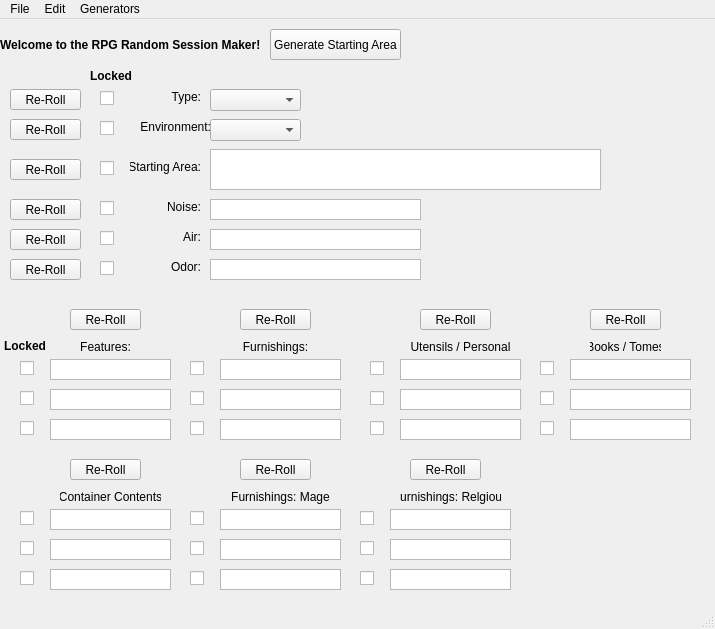
Tellusionist/RPGRandomSessionMaker, file RSMaker/QTemplates/RSM_Main.ui: the form before one commit.
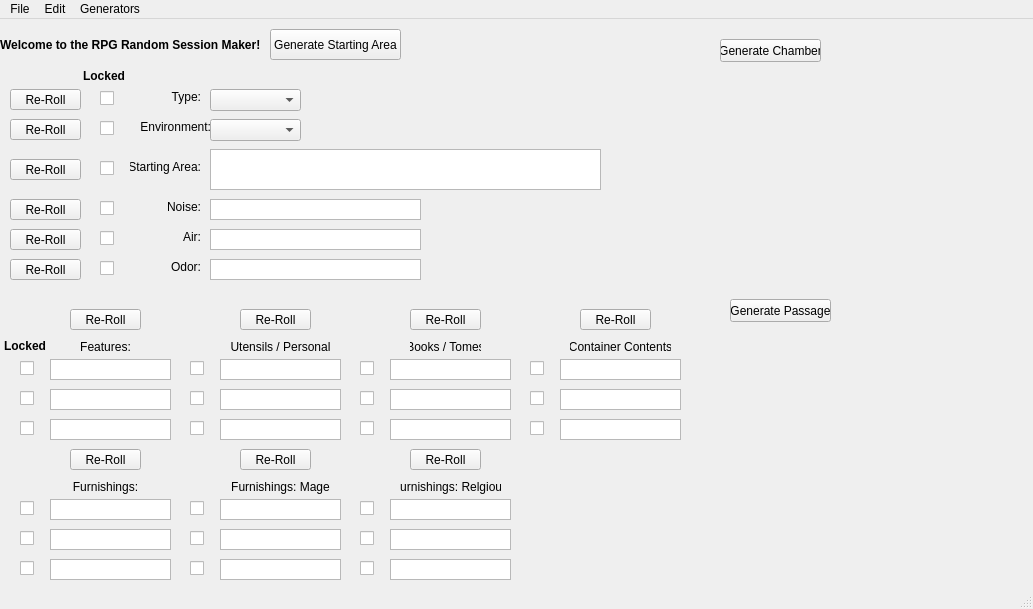
The form after the commit. Icons and pictures are not drawn.

```diff
--- a/RSMaker/QTemplates/RSM_Main.ui
+++ b/RSMaker/QTemplates/RSM_Main.ui
@@ -6,8 +6,8 @@
    <rect>
     <x>0</x>
     <y>0</y>
-    <width>715</width>
-    <height>629</height>
+    <width>1033</width>
+    <height>609</height>
    </rect>
   </property>
   <property name="windowTitle">
@@ -91,7 +91,7 @@
    <widget class="QLabel" name="lbl_Locked">
     <property name="geometry">
      <rect>
-      <x>90</x>
+      <x>83</x>
       <y>50</y>
       <width>47</width>
       <height>13</height>
@@ -563,8 +563,8 @@
    <widget class="QPlainTextEdit" name="txt_Furnish_3">
     <property name="geometry">
      <rect>
-      <x>220</x>
-      <y>400</y>
+      <x>50</x>
+      <y>540</y>
       <width>121</width>
       <height>21</height>
      </rect>
@@ -585,8 +585,8 @@
    <widget class="QPlainTextEdit" name="txt_Furnish_1">
     <property name="geometry">
      <rect>
-      <x>220</x>
-      <y>340</y>
+      <x>50</x>
+      <y>480</y>
       <width>121</width>
       <height>21</height>
      </rect>
@@ -607,8 +607,8 @@
    <widget class="QPlainTextEdit" name="txt_Furnish_2">
     <property name="geometry">
      <rect>
-      <x>220</x>
-      <y>370</y>
+      <x>50</x>
+      <y>510</y>
       <width>121</width>
       <height>21</height>
      </rect>
@@ -629,8 +629,8 @@
    <widget class="QLabel" name="lbl_Furnish">
     <property name="geometry">
      <rect>
-      <x>240</x>
-      <y>320</y>
+      <x>70</x>
+      <y>460</y>
       <width>71</width>
       <height>16</height>
      </rect>
@@ -648,8 +648,8 @@
    <widget class="QCheckBox" name="lck_Furnish_1">
     <property name="geometry">
      <rect>
-      <x>190</x>
-      <y>340</y>
+      <x>20</x>
+      <y>480</y>
       <width>16</width>
       <height>18</height>
      </rect>
@@ -661,8 +661,8 @@
    <widget class="QPushButton" name="btn_rr_Furnish">
     <property name="geometry">
      <rect>
-      <x>240</x>
-      <y>290</y>
+      <x>70</x>
+      <y>430</y>
       <width>71</width>
       <height>21</height>
      </rect>
@@ -674,8 +674,8 @@
    <widget class="QCheckBox" name="lck_Furnish_3">
     <property name="geometry">
      <rect>
-      <x>190</x>
-      <y>400</y>
+      <x>20</x>
+      <y>540</y>
       <width>16</width>
       <height>18</height>
      </rect>
@@ -687,8 +687,8 @@
    <widget class="QCheckBox" name="lck_Furnish_2">
     <property name="geometry">
      <rect>
-      <x>190</x>
-      <y>370</y>
+      <x>20</x>
+      <y>510</y>
       <width>16</width>
       <height>18</height>
      </rect>
@@ -700,7 +700,7 @@
    <widget class="QPlainTextEdit" name="txt_Furnish_Utensil_3">
     <property name="geometry">
      <rect>
-      <x>400</x>
+      <x>220</x>
       <y>400</y>
       <width>121</width>
       <height>21</height>
@@ -722,7 +722,7 @@
    <widget class="QPlainTextEdit" name="txt_Furnish_Utensil_1">
     <property name="geometry">
      <rect>
-      <x>400</x>
+      <x>220</x>
       <y>340</y>
       <width>121</width>
       <height>21</height>
@@ -744,7 +744,7 @@
    <widget class="QLabel" name="lbl_Furnish_Utensil">
     <property name="geometry">
      <rect>
-      <x>410</x>
+      <x>230</x>
       <y>320</y>
       <width>101</width>
       <height>16</height>
@@ -763,7 +763,7 @@
    <widget class="QPlainTextEdit" name="txt_Furnish_Utensil_2">
     <property name="geometry">
      <rect>
-      <x>400</x>
+      <x>220</x>
       <y>370</y>
       <width>121</width>
       <height>21</height>
@@ -785,7 +785,7 @@
    <widget class="QCheckBox" name="lck_Furnish_Utensil_1">
     <property name="geometry">
      <rect>
-      <x>370</x>
+      <x>190</x>
       <y>340</y>
       <width>16</width>
       <height>18</height>
@@ -798,7 +798,7 @@
    <widget class="QCheckBox" name="lck_Furnish_Utensil_2">
     <property name="geometry">
      <rect>
-      <x>370</x>
+      <x>190</x>
       <y>370</y>
       <width>16</width>
       <height>18</height>
@@ -811,7 +811,7 @@
    <widget class="QCheckBox" name="lck_Furnish_Utensil_3">
     <property name="geometry">
      <rect>
-      <x>370</x>
+      <x>190</x>
       <y>400</y>
       <width>16</width>
       <height>18</height>
@@ -824,7 +824,7 @@
    <widget class="QPushButton" name="btn_rr_Furnish_Utensil">
     <property name="geometry">
      <rect>
-      <x>420</x>
+      <x>240</x>
       <y>290</y>
       <width>71</width>
       <height>21</height>
@@ -837,7 +837,7 @@
    <widget class="QPlainTextEdit" name="txt_Book_3">
     <property name="geometry">
      <rect>
-      <x>570</x>
+      <x>390</x>
       <y>400</y>
       <width>121</width>
       <height>21</height>
@@ -859,7 +859,7 @@
    <widget class="QPlainTextEdit" name="txt_Book_1">
     <property name="geometry">
      <rect>
-      <x>570</x>
+      <x>390</x>
       <y>340</y>
       <width>121</width>
       <height>21</height>
@@ -881,7 +881,7 @@
    <widget class="QLabel" name="lbl_Book">
     <property name="geometry">
      <rect>
-      <x>590</x>
+      <x>410</x>
       <y>320</y>
       <width>71</width>
       <height>16</height>
@@ -900,7 +900,7 @@
    <widget class="QPlainTextEdit" name="txt_Book_2">
     <property name="geometry">
      <rect>
-      <x>570</x>
+      <x>390</x>
       <y>370</y>
       <width>121</width>
       <height>21</height>
@@ -922,7 +922,7 @@
    <widget class="QCheckBox" name="lck_Book_1">
     <property name="geometry">
      <rect>
-      <x>540</x>
+      <x>360</x>
       <y>340</y>
       <width>16</width>
       <height>18</height>
@@ -935,7 +935,7 @@
    <widget class="QCheckBox" name="lck_Book_2">
     <property name="geometry">
      <rect>
-      <x>540</x>
+      <x>360</x>
       <y>370</y>
       <width>16</width>
       <height>18</height>
@@ -948,7 +948,7 @@
    <widget class="QCheckBox" name="lck_Book_3">
     <property name="geometry">
      <rect>
-      <x>540</x>
+      <x>360</x>
       <y>400</y>
       <width>16</width>
       <height>18</height>
@@ -961,7 +961,7 @@
    <widget class="QPushButton" name="btn_rr_Book">
     <property name="geometry">
      <rect>
-      <x>590</x>
+      <x>410</x>
       <y>290</y>
       <width>71</width>
       <height>21</height>
@@ -974,8 +974,8 @@
    <widget class="QCheckBox" name="lck_Container_Contents_2">
     <property name="geometry">
      <rect>
-      <x>20</x>
-      <y>520</y>
+      <x>530</x>
+      <y>370</y>
       <width>16</width>
       <height>18</height>
      </rect>
@@ -987,8 +987,8 @@
    <widget class="QPlainTextEdit" name="txt_Container_Contents_1">
     <property name="geometry">
      <rect>
-      <x>50</x>
-      <y>490</y>
+      <x>560</x>
+      <y>340</y>
       <width>121</width>
       <height>21</height>
      </rect>
@@ -1009,8 +1009,8 @@
    <widget class="QPlainTextEdit" name="txt_Container_Contents_2">
     <property name="geometry">
      <rect>
-      <x>50</x>
-      <y>520</y>
+      <x>560</x>
+      <y>370</y>
       <width>121</width>
       <height>21</height>
      </rect>
@@ -1031,8 +1031,8 @@
    <widget class="QCheckBox" name="lck_Container_Contents_3">
     <property name="geometry">
      <rect>
-      <x>20</x>
-      <y>550</y>
+      <x>530</x>
+      <y>400</y>
       <width>16</width>
       <height>18</height>
      </rect>
@@ -1044,8 +1044,8 @@
    <widget class="QPushButton" name="btn_rr_Container_Contents">
     <property name="geometry">
      <rect>
-      <x>70</x>
-      <y>440</y>
+      <x>580</x>
+      <y>290</y>
       <width>71</width>
       <height>21</height>
      </rect>
@@ -1057,8 +1057,8 @@
    <widget class="QLabel" name="lbl_Container_Contents">
     <property name="geometry">
      <rect>
-      <x>60</x>
-      <y>470</y>
+      <x>570</x>
+      <y>320</y>
       <width>101</width>
       <height>16</height>
      </rect>
@@ -1076,8 +1076,8 @@
    <widget class="QPlainTextEdit" name="txt_Container_Contents_3">
     <property name="geometry">
      <rect>
-      <x>50</x>
-      <y>550</y>
+      <x>560</x>
+      <y>400</y>
       <width>121</width>
       <height>21</height>
      </rect>
@@ -1098,8 +1098,8 @@
    <widget class="QCheckBox" name="lck_Container_Contents_1">
     <property name="geometry">
      <rect>
-      <x>20</x>
-      <y>490</y>
+      <x>530</x>
+      <y>340</y>
       <width>16</width>
       <height>18</height>
      </rect>
@@ -1112,7 +1112,7 @@
     <property name="geometry">
      <rect>
       <x>190</x>
-      <y>490</y>
+      <y>480</y>
       <width>16</width>
       <height>18</height>
      </rect>
@@ -1125,7 +1125,7 @@
     <property name="geometry">
      <rect>
       <x>220</x>
-      <y>490</y>
+      <y>480</y>
       <width>121</width>
       <height>21</height>
      </rect>
@@ -1147,7 +1147,7 @@
     <property name="geometry">
      <rect>
       <x>190</x>
-      <y>520</y>
+      <y>510</y>
       <width>16</width>
       <height>18</height>
      </rect>
@@ -1160,7 +1160,7 @@
     <property name="geometry">
      <rect>
       <x>230</x>
-      <y>470</y>
+      <y>460</y>
       <width>101</width>
       <height>16</height>
      </rect>
@@ -1179,7 +1179,7 @@
     <property name="geometry">
      <rect>
       <x>190</x>
-      <y>550</y>
+      <y>540</y>
       <width>16</width>
       <height>18</height>
      </rect>
@@ -1192,7 +1192,7 @@
     <property name="geometry">
      <rect>
       <x>220</x>
-      <y>520</y>
+      <y>510</y>
       <width>121</width>
       <height>21</height>
      </rect>
@@ -1214,7 +1214,7 @@
     <property name="geometry">
      <rect>
       <x>240</x>
-      <y>440</y>
+      <y>430</y>
       <width>71</width>
       <height>21</height>
      </rect>
@@ -1227,7 +1227,7 @@
     <property name="geometry">
      <rect>
       <x>220</x>
-      <y>550</y>
+      <y>540</y>
       <width>121</width>
       <height>21</height>
      </rect>
@@ -1249,7 +1249,7 @@
     <property name="geometry">
      <rect>
       <x>360</x>
-      <y>490</y>
+      <y>480</y>
       <width>16</width>
       <height>18</height>
      </rect>
@@ -1262,7 +1262,7 @@
     <property name="geometry">
      <rect>
       <x>390</x>
-      <y>550</y>
+      <y>540</y>
       <width>121</width>
       <height>21</height>
      </rect>
@@ -1284,7 +1284,7 @@
     <property name="geometry">
      <rect>
       <x>360</x>
-      <y>550</y>
+      <y>540</y>
       <width>16</width>
       <height>18</height>
      </rect>
@@ -1297,7 +1297,7 @@
     <property name="geometry">
      <rect>
       <x>360</x>
-      <y>520</y>
+      <y>510</y>
       <width>16</width>
       <height>18</height>
      </rect>
@@ -1310,7 +1310,7 @@
     <property name="geometry">
      <rect>
       <x>410</x>
-      <y>440</y>
+      <y>430</y>
       <width>71</width>
       <height>21</height>
      </rect>
@@ -1323,7 +1323,7 @@
     <property name="geometry">
      <rect>
       <x>390</x>
-      <y>490</y>
+      <y>480</y>
       <width>121</width>
       <height>21</height>
      </rect>
@@ -1345,7 +1345,7 @@
     <property name="geometry">
      <rect>
       <x>390</x>
-      <y>520</y>
+      <y>510</y>
       <width>121</width>
       <height>21</height>
      </rect>
@@ -1367,7 +1367,7 @@
     <property name="geometry">
      <rect>
       <x>400</x>
-      <y>470</y>
+      <y>460</y>
       <width>101</width>
       <height>16</height>
      </rect>
@@ -1382,13 +1382,39 @@
      <set>Qt::AlignCenter</set>
     </property>
    </widget>
+   <widget class="QPushButton" name="btn_gen_chamber">
+    <property name="geometry">
+     <rect>
+      <x>720</x>
+      <y>20</y>
+      <width>101</width>
+      <height>23</height>
+     </rect>
+    </property>
+    <property name="text">
+     <string>Generate Chamber</string>
+    </property>
+   </widget>
+   <widget class="QPushButton" name="btn_gen_passage">
+    <property name="geometry">
+     <rect>
+      <x>730</x>
+      <y>280</y>
+      <width>101</width>
+      <height>23</height>
+     </rect>
+    </property>
+    <property name="text">
+     <string>Generate Passage</string>
+    </property>
+   </widget>
   </widget>
   <widget class="QMenuBar" name="menubar">
    <property name="geometry">
     <rect>
      <x>0</x>
      <y>0</y>
-     <width>715</width>
+     <width>1033</width>
      <height>20</height>
     </rect>
    </property>
```
Left out of the diff: 8 changed lines with no effect on the pictures.
